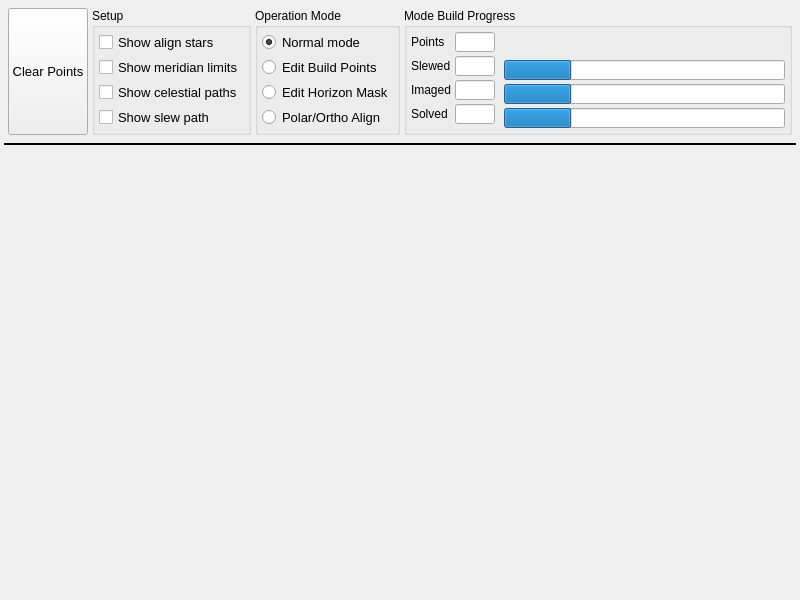
Above: mw4/gui/widgets/hemisphere.ui from mworion/MountWizzard4 before the change. Below: the same form after it.
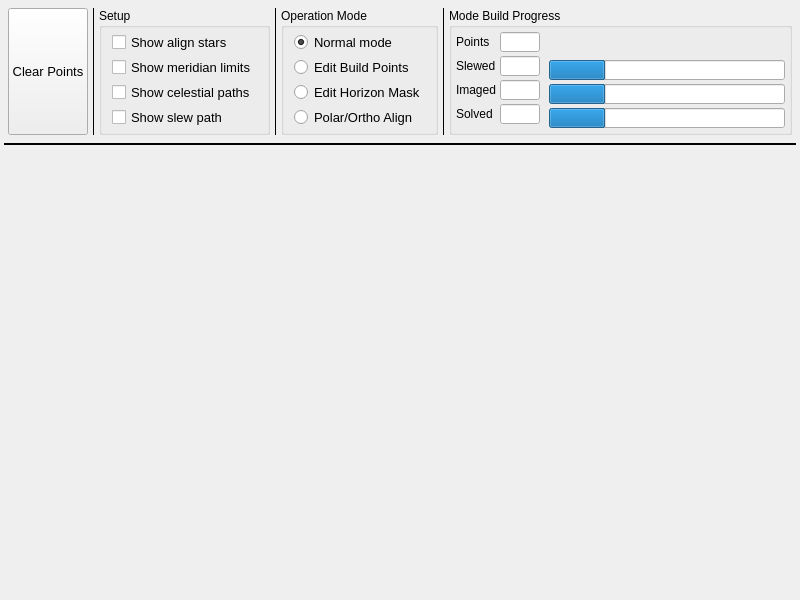
That is the form after the change.

```diff
--- a/mw4/gui/widgets/hemisphere.ui
+++ b/mw4/gui/widgets/hemisphere.ui
@@ -65,7 +65,7 @@
     <number>4</number>
    </property>
    <item>
-    <layout class="QHBoxLayout" name="horizontalLayout" stretch="0,0,0,1">
+    <layout class="QHBoxLayout" name="horizontalLayout" stretch="0,0,0,0,0,0,1">
      <property name="spacing">
       <number>4</number>
      </property>
@@ -102,6 +102,19 @@
        </property>
       </widget>
      </item>
+     <item>
+      <widget class="Line" name="line_2">
+       <property name="frameShadow">
+        <enum>QFrame::Plain</enum>
+       </property>
+       <property name="midLineWidth">
+        <number>1</number>
+       </property>
+       <property name="orientation">
+        <enum>Qt::Vertical</enum>
+       </property>
+      </widget>
+     </item>
      <item>
       <widget class="QGroupBox" name="groupBox_3">
        <property name="title">
@@ -112,13 +125,13 @@
          <number>4</number>
         </property>
         <property name="leftMargin">
-         <number>4</number>
+         <number>10</number>
         </property>
         <property name="topMargin">
          <number>4</number>
         </property>
         <property name="rightMargin">
-         <number>4</number>
+         <number>10</number>
         </property>
         <property name="bottomMargin">
          <number>4</number>
@@ -174,6 +187,19 @@
        </layout>
       </widget>
      </item>
+     <item>
+      <widget class="Line" name="line_3">
+       <property name="frameShadow">
+        <enum>QFrame::Plain</enum>
+       </property>
+       <property name="midLineWidth">
+        <number>1</number>
+       </property>
+       <property name="orientation">
+        <enum>Qt::Vertical</enum>
+       </property>
+      </widget>
+     </item>
      <item>
       <widget class="QGroupBox" name="groupBox_2">
        <property name="title">
@@ -184,13 +210,13 @@
          <number>4</number>
         </property>
         <property name="leftMargin">
-         <number>4</number>
+         <number>10</number>
         </property>
         <property name="topMargin">
          <number>4</number>
         </property>
         <property name="rightMargin">
-         <number>4</number>
+         <number>10</number>
         </property>
         <property name="bottomMargin">
          <number>4</number>
@@ -252,6 +278,19 @@
        </layout>
       </widget>
      </item>
+     <item>
+      <widget class="Line" name="line_4">
+       <property name="frameShadow">
+        <enum>QFrame::Plain</enum>
+       </property>
+       <property name="midLineWidth">
+        <number>1</number>
+       </property>
+       <property name="orientation">
+        <enum>Qt::Vertical</enum>
+       </property>
+      </widget>
+     </item>
      <item>
       <widget class="QGroupBox" name="groupBox">
        <property name="title">
```
